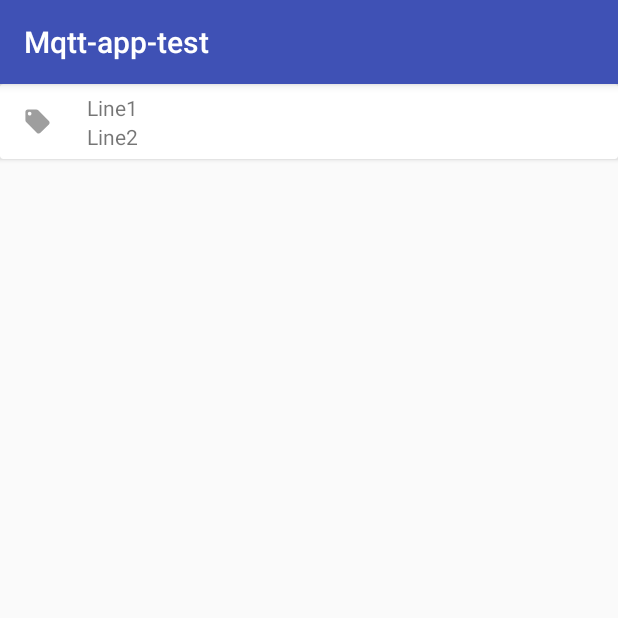
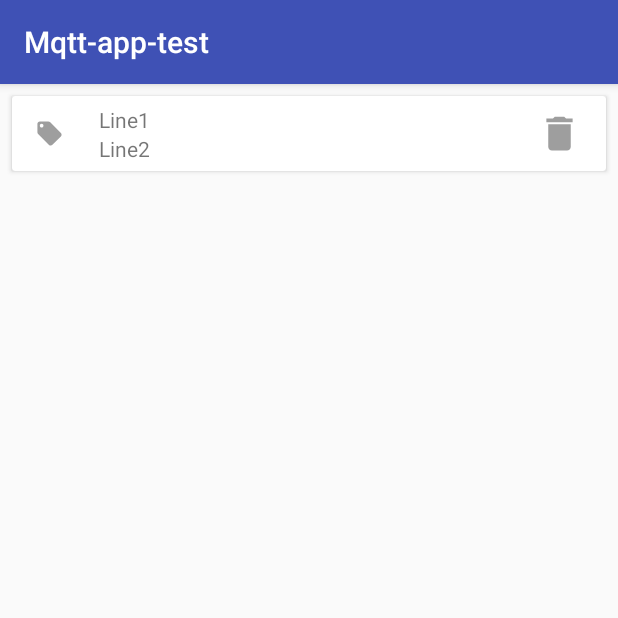
Before and after one commit to chaptone/MqttAppTest, an Android app: the fragment SubscribeFragment shown on its own in the app's theme, on a phone screen of 412 x 824 dp, the top half of it. Run offline under Robolectric (Android 15) with nearby library versions, the phone set to English and light mode, and no system bars.

Commit message:
add-delete-btn-in-subscribe

```diff
--- a/app/src/main/java/com/example/chapmac/rakkan/mqtt_app_test/SubscribeFragment.java
+++ b/app/src/main/java/com/example/chapmac/rakkan/mqtt_app_test/SubscribeFragment.java
@@ -49,9 +49,7 @@ public class SubscribeFragment extends Fragment {
     }
 
     public void addSub(String topic) {
-        Toast.makeText(getActivity(), "addSub Calllllll + "+topic, Toast.LENGTH_LONG).show();
         subscribeItems.add(new SubscribeItem(R.drawable.ic_local_offer, topic, "Line2"));
-        adapter.notifyDataSetChanged();
-
+        adapter.notifyItemInserted(subscribeItems.size());
     }
 }
--- /dev/null
+++ b/app/src/main/res/drawable/ic_delete.xml
@@ -0,0 +1,9 @@
+<vector xmlns:android="http://schemas.android.com/apk/res/android"
+        android:width="24dp"
+        android:height="24dp"
+        android:viewportWidth="24.0"
+        android:viewportHeight="24.0">
+    <path
+        android:fillColor="#9E9E9E"
+        android:pathData="M6,19c0,1.1 0.9,2 2,2h8c1.1,0 2,-0.9 2,-2V7H6v12zM19,4h-3.5l-1,-1h-5l-1,1H5v2h14V4z"/>
+</vector>
--- a/app/src/main/res/layout/subscribe_item.xml
+++ b/app/src/main/res/layout/subscribe_item.xml
@@ -2,7 +2,8 @@
 <android.support.v7.widget.CardView xmlns:android="http://schemas.android.com/apk/res/android"
     xmlns:app="http://schemas.android.com/apk/res-auto"
     android:layout_width="match_parent"
-    android:layout_height="wrap_content">
+    android:layout_height="wrap_content"
+    android:layout_margin="8dp">
 
     <RelativeLayout
         android:layout_width="match_parent"
@@ -22,8 +23,7 @@
             android:layout_marginStart="8dp"
             android:layout_marginTop="6dp"
             android:layout_toEndOf="@+id/imageView"
-            android:text="Line1"
-            />
+            android:text="Line1" />
 
         <TextView
             android:id="@+id/textView1"
@@ -34,6 +34,15 @@
             android:layout_toEndOf="@+id/imageView"
             android:text="Line2" />
 
+        <ImageView
+            android:id="@+id/image_delete"
+            android:layout_width="30dp"
+            android:layout_height="30dp"
+            android:layout_marginRight="16dp"
+            android:layout_alignParentEnd="true"
+            android:layout_centerVertical="true"
+            android:src="@drawable/ic_delete" />
+
     </RelativeLayout>
 
 </android.support.v7.widget.CardView>
```
